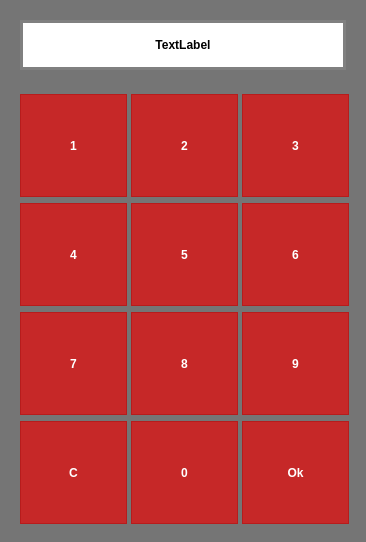
Qt form penyamanager/commons/numitemdialog.ui (eguzki/penyamanager) before a commit.
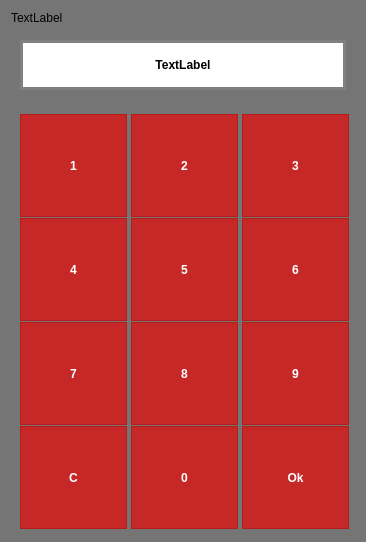
The same form after that commit. Icons and pictures are not drawn.

Commit message: numitemdialog: labels on userid and passwd on login

What changed in the file:
```diff
--- a/penyamanager/commons/numitemdialog.ui
+++ b/penyamanager/commons/numitemdialog.ui
@@ -78,6 +78,13 @@
    <bool>true</bool>
   </property>
   <layout class="QVBoxLayout" name="verticalLayout">
+   <item>
+    <widget class="QLabel" name="displayLabel">
+     <property name="text">
+      <string>TextLabel</string>
+     </property>
+    </widget>
+   </item>
    <item>
     <widget class="QWidget" name="numDisplayWidget" native="true">
      <layout class="QHBoxLayout" name="horizontalLayout">
```
The commit also changes 3 other files.
